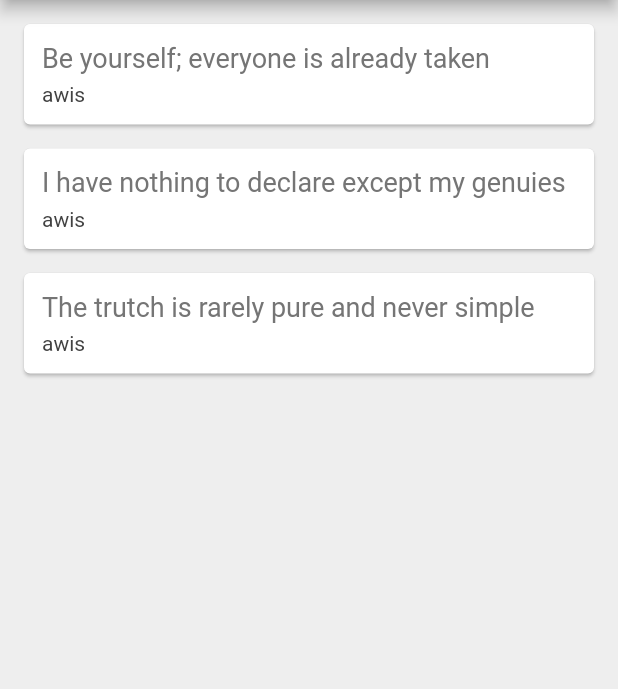
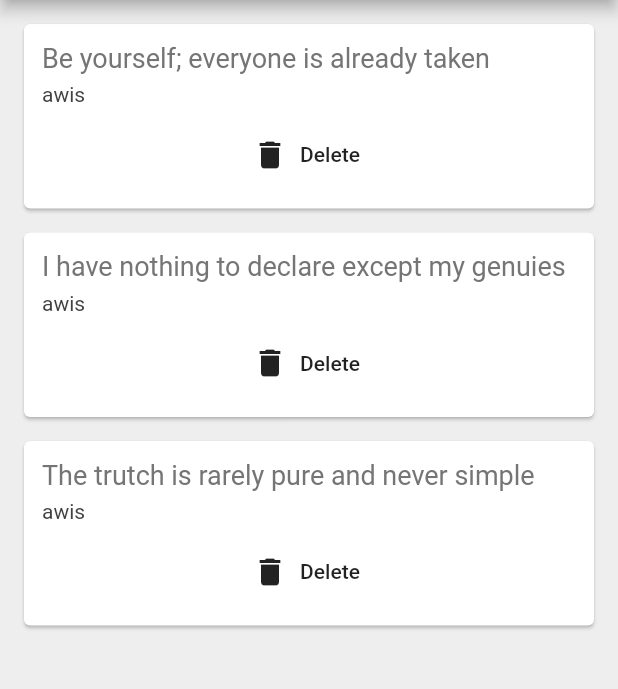
Before and after one commit to awisalkarni/waktusolat_app_flutter, a Flutter app: the screen it shows after launch, on a phone screen of 412 x 824 dp, the part 84-773 px from its top. Run offline on Flutter 3.47's test engine with Material 2 defaults, Android fonts, the phone set to English and light mode, and no system bars.

Commit message:
function as param

```diff
--- a/lib/main.dart
+++ b/lib/main.dart
@@ -1,5 +1,8 @@
+
+
+import 'quote.dart';
+import 'quote_card.dart';
 import 'package:flutter/material.dart';
-import 'quote.dart';
 
 void main() => runApp(
     MaterialApp(
@@ -30,45 +33,15 @@ class _QuoteListState extends State<QuoteList> {
         backgroundColor: Colors.redAccent,
       ),
       body: Column(
-        children: quotes.map((quote) => QuoteCard(quote: quote)).toList(),
+        children: quotes.map((quote) => QuoteCard(
+            quote: quote,
+            delete: () {
+              setState(() {
+                quotes.remove(quote);
+              });
+            }
+        )).toList(),
       ),
     );
   }
 }
-
-class QuoteCard extends StatelessWidget {
-
-  final Quote quote;
-
-  QuoteCard({this.quote});
-
-  @override
-  Widget build(BuildContext context) {
-    return Card(
-      margin: EdgeInsets.fromLTRB(16.0, 16.0, 16.0, 0),
-      child: Padding(
-        padding: const EdgeInsets.all(12.0),
-        child: Column(
-          crossAxisAlignment: CrossAxisAlignment.stretch,
-          children: <Widget>[
-            Text(
-              quote.text,
-              style: TextStyle(
-                fontSize: 18.0,
-                color: Colors.grey[600],
-              ),
-            ),
-            SizedBox(height: 6.0),
-            Text(
-              quote.author,
-              style: TextStyle(
-                fontSize: 14.0,
-                color: Colors.grey[800],
-              ),
-            )
-          ],
-        ),
-      ),
-    );
-  }
-}
--- /dev/null
+++ b/lib/quote_card.dart
@@ -0,0 +1,47 @@
+import 'package:flutter/material.dart';
+import 'quote.dart';
+
+class QuoteCard extends StatelessWidget {
+
+  final Quote quote;
+  final Function delete;
+
+  QuoteCard({this.quote, this.delete});
+
+  @override
+  Widget build(BuildContext context) {
+    return Card(
+      margin: EdgeInsets.fromLTRB(16.0, 16.0, 16.0, 0),
+      child: Padding(
+        padding: const EdgeInsets.all(12.0),
+        child: Column(
+          crossAxisAlignment: CrossAxisAlignment.stretch,
+          children: <Widget>[
+            Text(
+              quote.text,
+              style: TextStyle(
+                fontSize: 18.0,
+                color: Colors.grey[600],
+              ),
+            ),
+            SizedBox(height: 6.0),
+            Text(
+              quote.author,
+              style: TextStyle(
+                fontSize: 14.0,
+                color: Colors.grey[800],
+              ),
+            ),
+            SizedBox(
+              height: 8.0,
+            ),
+            FlatButton.icon(
+                onPressed: delete,
+                icon: Icon(Icons.delete),
+                label: Text("Delete")),
+          ],
+        ),
+      ),
+    );
+  }
+}
```
